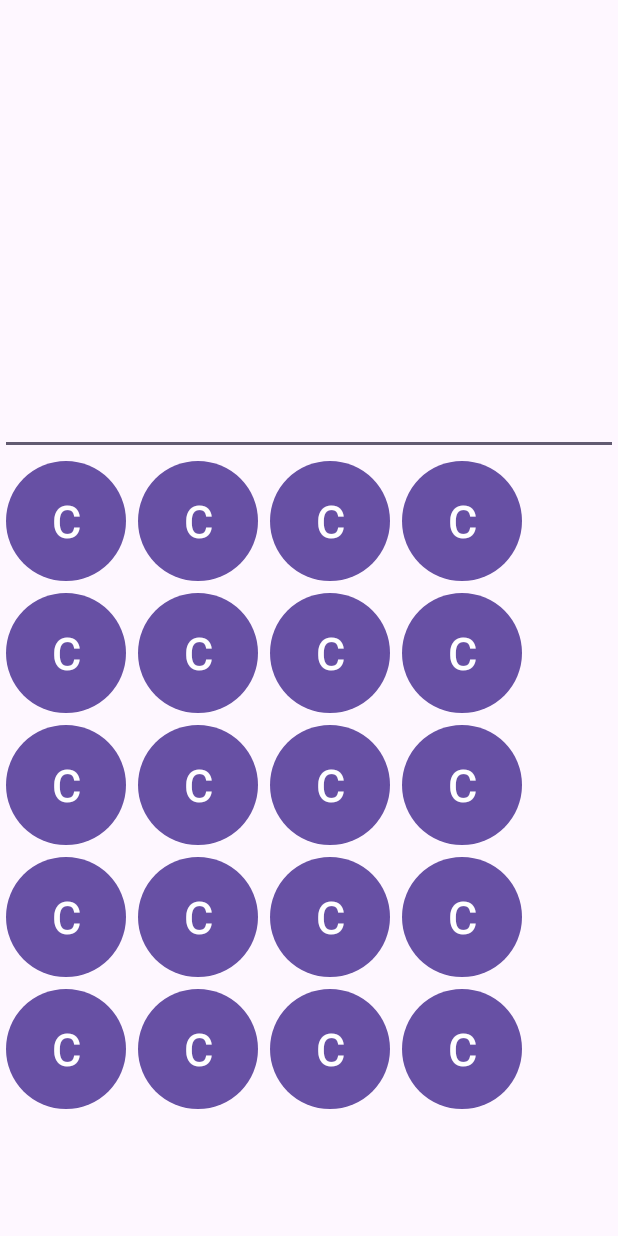
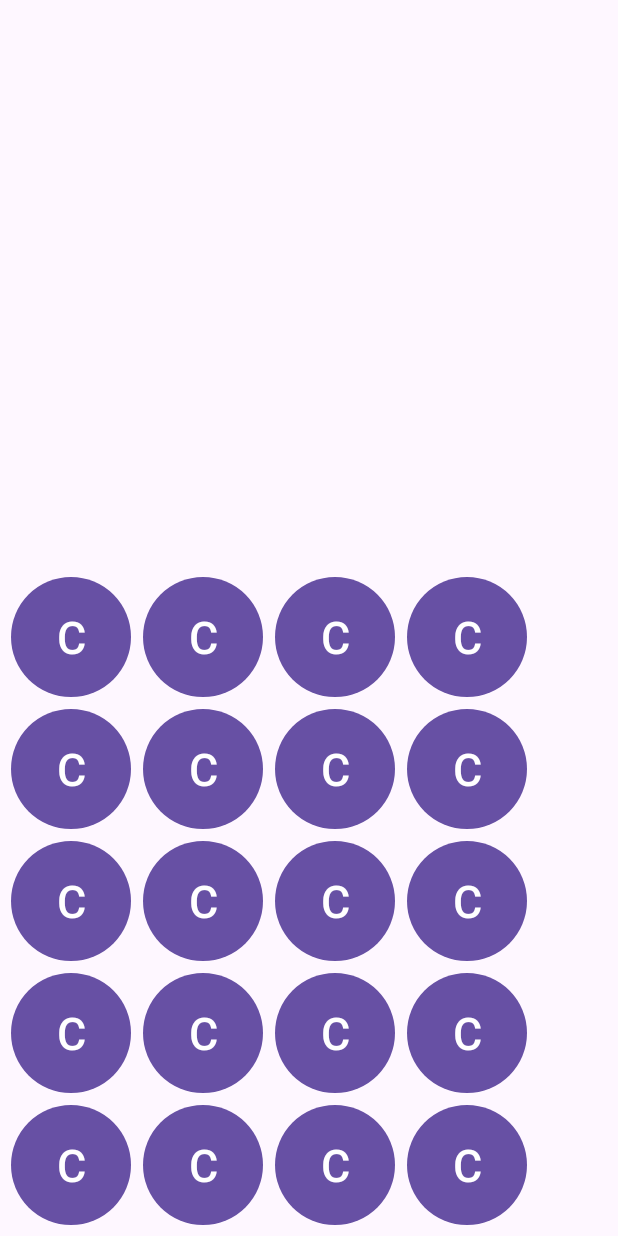
Before and after one commit to Bronnick/CalculatorApp, an Android app: the screen it shows after launch (MainActivity), on a phone screen of 412 x 824 dp. Run offline under Robolectric (Android 15) with nearby library versions, the phone set to English and light mode, and no system bars; 2 statements that could not run were skipped.

Commit message:
replaced include elements with fragments (activity_main.xml)

```diff
--- /dev/null
+++ b/app/src/main/java/com/example/calculatorapp/ui/ButtonFragment.kt
@@ -0,0 +1,8 @@
+package com.example.calculatorapp.ui
+
+import androidx.fragment.app.Fragment
+import com.example.calculatorapp.R
+
+class ButtonFragment : Fragment(R.layout.button_panel){
+
+}
--- /dev/null
+++ b/app/src/main/java/com/example/calculatorapp/ui/MathExpressionFragment.kt
@@ -0,0 +1,24 @@
+package com.example.calculatorapp.ui
+
+import android.os.Bundle
+import android.view.LayoutInflater
+import android.view.View
+import android.view.ViewGroup
+import androidx.fragment.app.Fragment
+import com.example.calculatorapp.R
+import com.example.calculatorapp.databinding.TextPanelBinding
+
+class MathExpressionFragment : Fragment(R.layout.text_panel) {
+    private var binding: TextPanelBinding? = null
+
+    override fun onCreateView(
+        inflater: LayoutInflater,
+        container: ViewGroup?,
+        savedInstanceState: Bundle?
+    ): View? {
+        binding = TextPanelBinding.inflate(inflater, container, false)
+        return binding?.root
+    }
+
+
+}
--- /dev/null
+++ b/app/src/main/java/com/example/calculatorapp/view_models/CalculatorViewModel.kt
@@ -0,0 +1,5 @@
+package com.example.calculatorapp.view_models
+
+class CalculatorViewModel {
+
+}
--- a/app/src/main/res/layout/activity_main.xml
+++ b/app/src/main/res/layout/activity_main.xml
@@ -1,29 +1,35 @@
 <?xml version="1.0" encoding="utf-8"?>
-<LinearLayout xmlns:android="http://schemas.android.com/apk/res/android"
+<androidx.constraintlayout.widget.ConstraintLayout xmlns:android="http://schemas.android.com/apk/res/android"
     xmlns:app="http://schemas.android.com/apk/res-auto"
     xmlns:tools="http://schemas.android.com/tools"
     android:layout_width="match_parent"
     android:layout_height="match_parent"
     tools:context=".MainActivity"
     android:orientation="vertical"
-    android:gravity="center|center_horizontal|center_vertical">
-
-    <EditText
-        android:id="@+id/editTextMathExpression"
-        android:layout_width="match_parent"
-        android:layout_height="250dp"
-        android:layout_weight="0.4"
-        android:textSize="30sp"/>
+    android:layout_gravity="center_vertical|center_horizontal|center">
 
 
-    <include
+    <androidx.fragment.app.FragmentContainerView
+        android:id="@+id/mathExpressionPanel"
+        android:name="com.example.calculatorapp.ui.MathExpressionFragment"
+        android:layout_width="0dp"
+        android:layout_height="0dp"
+        android:layout_weight="0.4"
+        app:layout_constraintBottom_toTopOf="@+id/buttonPanel"
+        app:layout_constraintEnd_toEndOf="parent"
+        app:layout_constraintStart_toStartOf="parent"
+        app:layout_constraintTop_toTopOf="parent" />
+
+    <androidx.fragment.app.FragmentContainerView
         android:id="@+id/buttonPanel"
-        android:layout_width="match_parent"
+        android:name="com.example.calculatorapp.ui.ButtonFragment"
+        android:layout_width="0dp"
         android:layout_height="wrap_content"
-        android:layout_gravity="center"
+        android:layout_gravity="bottom"
         android:layout_weight="0.6"
-        layout="@layout/test_layout"/>
+        app:layout_constraintBottom_toBottomOf="parent"
+        app:layout_constraintEnd_toEndOf="parent"
+        app:layout_constraintStart_toStartOf="parent" />
 
 
-
-</LinearLayout>
+</androidx.constraintlayout.widget.ConstraintLayout>
--- a/app/src/main/res/layout/test_layout.xml
+++ b/app/src/main/res/layout/button_panel.xml
@@ -7,7 +7,7 @@
     android:layout_height="match_parent"
     android:rowCount="5"
     android:columnCount="4"
-    android:layout_margin="16dp"
+    android:layout_margin="3dp"
     android:gravity="center|center_horizontal|center_vertical">
 
     <!-- Row 1 -->
--- a/build.gradle.kts
+++ b/build.gradle.kts
@@ -2,4 +2,5 @@
 plugins {
     id("com.android.application") version "8.2.1" apply false
     id("org.jetbrains.kotlin.android") version "1.9.22" apply false
+    id("com.google.dagger.hilt.android") version "2.50" apply false
 }
```
Also changed, not shown: app/build.gradle.kts (+10 -0 lines), app/src/main/res/layout/text_panel.xml (added, +21 -0 lines).
